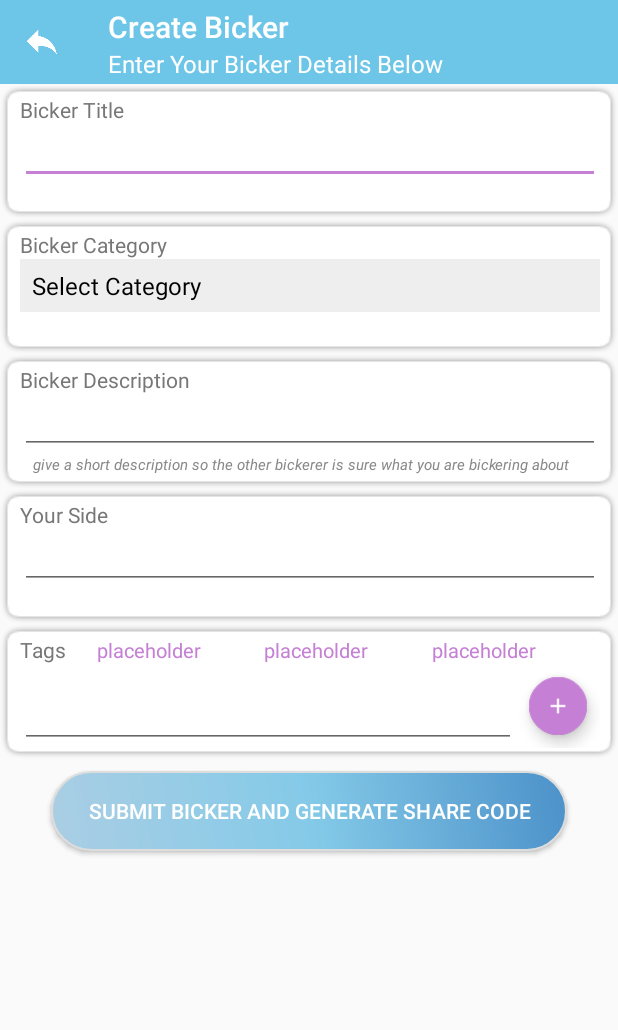
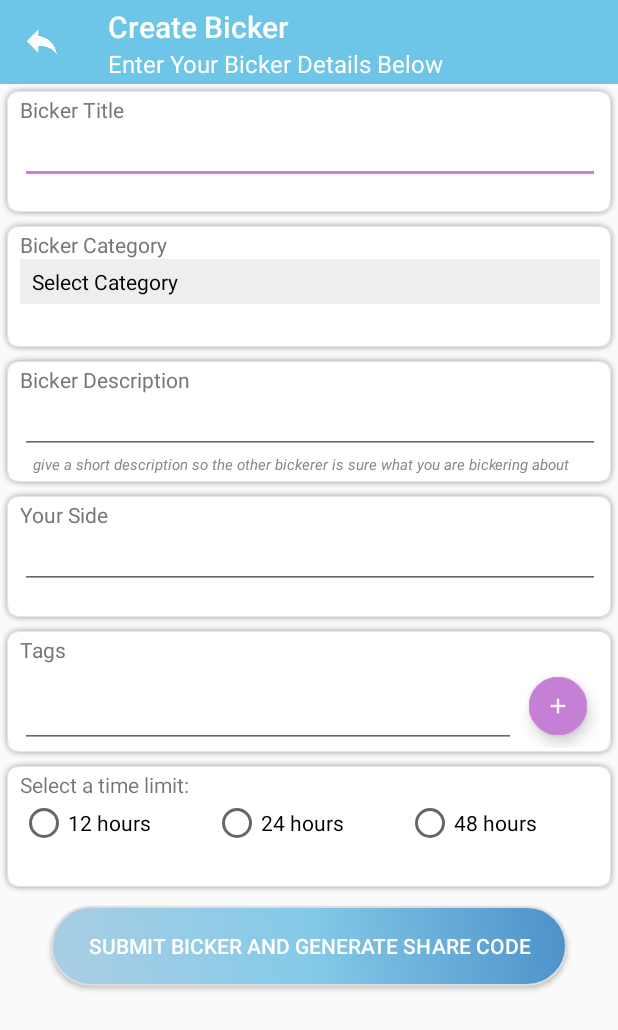
Before and after one commit to Theone63011/Bicker-Quicker, an Android app: the CreateActivity screen opened directly, with no data from a screen before it, on a phone screen of 412 x 824 dp. Shown: the top 1030 px of the screen. Run offline under Robolectric (Android 15) with nearby library versions, the phone set to English and light mode, and no system bars; our stand-ins replace Firebase (no records; nobody signed in at launch, a user with empty details on screens opened directly); Roboto replaces fonts that are not available here; 1 statement that could not run was skipped.

Commit message:
Format database for timer

```diff
--- a/app/src/main/java/purdue/edu/bicker_quicker/CreateActivity.java
+++ b/app/src/main/java/purdue/edu/bicker_quicker/CreateActivity.java
@@ -12,6 +12,7 @@ import android.support.v7.app.AppCompatActivity;
 import android.support.v7.widget.Toolbar;
 import android.text.Editable;
 import android.text.TextWatcher;
+import android.util.Log;
 import android.view.MotionEvent;
 import android.view.View;
 import android.view.ViewGroup;
@@ -20,6 +21,8 @@ import android.widget.AdapterView;
 import android.widget.ArrayAdapter;
 import android.widget.Button;
 import android.widget.EditText;
+import android.widget.RadioButton;
+import android.widget.RadioGroup;
 import android.widget.Spinner;
 import android.widget.TextView;
 import android.widget.Toast;
@@ -66,6 +69,11 @@ public class CreateActivity extends AppCompatActivity implements AdapterView.OnI
 
     private static Censor censor;
 
+    private RadioGroup radioGroup;
+    private RadioButton radioButton1;
+    private RadioButton radioButton2;
+    private RadioButton radioButton3;
+
     @Override
     protected void onCreate(Bundle savedInstanceState) {
         setTheme(R.style.AppTheme_NoActionBar); // This needs to be done to create customizable tool bar
@@ -99,6 +107,13 @@ public class CreateActivity extends AppCompatActivity implements AdapterView.OnI
         description.addTextChangedListener(descWatcher);
         side.addTextChangedListener(sideWatcher);
         tag.addTextChangedListener(tagWatcher);
+
+        TextView timer_title = (TextView) findViewById(R.id.timer_title);
+        radioGroup = (RadioGroup) findViewById(R.id.timer_radio_group);
+        radioButton1 = (RadioButton) findViewById(R.id.radioButton1);
+        radioButton2 = (RadioButton) findViewById(R.id.radioButton2);
+        radioButton3 = (RadioButton) findViewById(R.id.radioButton3);
+
 
         tag1.setOnClickListener(new View.OnClickListener() {
             @Override
@@ -163,6 +178,15 @@ public class CreateActivity extends AppCompatActivity implements AdapterView.OnI
             }
         });
 
+        radioGroup.setOnCheckedChangeListener(new RadioGroup.OnCheckedChangeListener() {
+            @Override
+            public void onCheckedChanged(RadioGroup radioGroup, int i) {
+                if(hasWindowFocus()) {
+                    resetColor(timer_title, "#777777");
+                }
+            }
+        });
+
 
         // Change toolbar to a new toolbar (
         toolbar = (Toolbar) findViewById(R.id.toolbarBicker);
@@ -185,7 +209,7 @@ public class CreateActivity extends AppCompatActivity implements AdapterView.OnI
         });
         // Set up category spinner
         catSpin = findViewById(R.id.categorySpinner);
-        ArrayAdapter<CharSequence> adapter = ArrayAdapter.createFromResource(this, R.array.categories, R.layout.support_simple_spinner_dropdown_item);
+        ArrayAdapter<CharSequence> adapter = ArrayAdapter.createFromResource(this, R.array.categories, R.layout.simple_spinner);
         adapter.setDropDownViewResource(R.layout.support_simple_spinner_dropdown_item);
         catSpin.setAdapter(adapter);
         catSpin.setSelection(0);
@@ -513,6 +537,16 @@ public class CreateActivity extends AppCompatActivity implements AdapterView.OnI
         String bickCat = tv.getText().toString();
         String bickSide = side.getText().toString();
 
+        TextView timer_title = (TextView) findViewById(R.id.timer_title);
+        radioGroup = (RadioGroup) findViewById(R.id.timer_radio_group);
+        radioButton1 = (RadioButton) findViewById(R.id.radioButton1);
+        radioButton2 = (RadioButton) findViewById(R.id.radioButton2);
+        radioButton3 = (RadioButton) findViewById(R.id.radioButton3);
+
+        boolean rad1Checked = radioButton1.isChecked();
+        boolean rad2Checked = radioButton2.isChecked();
+        boolean rad3Checked = radioButton3.isChecked();
+
         // Get tags into a list
         ArrayList<String> tags = new ArrayList<String>();
         if (tag_string1 != null && !tag_string1.equals(""))
@@ -540,6 +574,12 @@ public class CreateActivity extends AppCompatActivity implements AdapterView.OnI
         }
         else {
             //Log.d(TAG, "Censor passed");
+        }
+
+        if(rad1Checked == false && rad2Checked == false && rad3Checked == false) {
+            failed = true;
+            timer_title.setTextColor(Color.parseColor("#FF758C"));
+            Toast.makeText(CreateActivity.this, "Input values missing.", Toast.LENGTH_SHORT).show();
         }
 
         if (bickTitle.trim().equals("")) {
@@ -573,6 +613,9 @@ public class CreateActivity extends AppCompatActivity implements AdapterView.OnI
         description.setFocusable(false);
         catSpin.setFocusable(false);
         side.setFocusable(false);
+        radioButton1.setFocusable(false);
+        radioButton2.setFocusable(false);
+        radioButton3.setFocusable(false);
 
         CodeDialog codeDialog = new CodeDialog(); // Get code dialog ready
         // You have to send arguments for the dialog in a bundle because
@@ -592,6 +635,17 @@ public class CreateActivity extends AppCompatActivity implements AdapterView.OnI
         DateFormat dateFormat = new SimpleDateFormat("yyyy/MM/dd HH:mm:ss");
         Date date = new Date();
 
+        // get the time for the timer
+        int selectedId = radioGroup.getCheckedRadioButtonId();
+        RadioButton selectedBtn = (RadioButton) findViewById(selectedId);
+        String radioText = selectedBtn.getText().toString();
+        radioText = radioText.substring(0, 2);
+        double time_selected = Double.parseDouble(radioText);
+        double seconds_until_expired = time_selected * 60 * 60;
+
+        Log.d(TAG, "Create_activity: radioText = " + radioText + " hours");
+        Log.d(TAG, "Create_activity: seconds_until_expired = " + seconds_until_expired);
+
         // Initialize the new bicker for the DB
         bicker.setCode(c);
         bicker.setCreate_date(date);
@@ -605,6 +659,7 @@ public class CreateActivity extends AppCompatActivity implements AdapterView.OnI
         bicker.setSenderID(FirebaseAuth.getInstance().getCurrentUser().getUid());
         bicker.setReceiverID("Unknown");
         bicker.setTags(tags);
+        bicker.setSeconds_until_expired(seconds_until_expired);
         ref.push().setValue(bicker);
         Toast.makeText(CreateActivity.this,"Bicker Sent", Toast.LENGTH_LONG).show();
     }
--- a/app/src/main/java/purdue/edu/bicker_quicker/EnterCodeDialog.java
+++ b/app/src/main/java/purdue/edu/bicker_quicker/EnterCodeDialog.java
@@ -117,6 +117,7 @@ public class EnterCodeDialog extends AppCompatDialogFragment {
                         bick.setCreate_date(value.getCreate_date());
                         bick.setReceiverID(bicker.getKey());
                         bick.setTags(value.getTags());
+                        bick.setSeconds_until_expired(value.getSeconds_until_expired());
                     }
                 }
 
--- a/app/src/main/java/purdue/edu/bicker_quicker/Home_Fragment.java
+++ b/app/src/main/java/purdue/edu/bicker_quicker/Home_Fragment.java
@@ -148,7 +148,9 @@ public class Home_Fragment extends Fragment {
                                 (int) (long) bickerSnapshot.child("left_votes").getValue(),
                                 (int) (long) bickerSnapshot.child("right_votes").getValue(),
                                 bickerSnapshot.child("category").getValue() != null ? bickerSnapshot.child("category").getValue().toString() : "No category",
-                                bickerSnapshot.getKey()));
+                                bickerSnapshot.getKey(),
+                                (double) (long) bickerSnapshot.child("seconds_until_expired").getValue()
+                        ));
                     }
                 }
 
--- a/app/src/main/res/layout/activity_create.xml
+++ b/app/src/main/res/layout/activity_create.xml
@@ -94,7 +94,7 @@
         <Spinner
             android:id="@+id/categorySpinner"
             android:layout_width="match_parent"
-            android:layout_height="35dp"
+            android:layout_height="30dp"
             android:background="#EEEEEE"
             android:backgroundTintMode="add"
             android:scrollbarSize="3dp"
@@ -203,7 +203,6 @@
                 android:id="@+id/liveTag1"
                 android:layout_width="wrap_content"
                 android:layout_height="wrap_content"
-                android:text="placeholder"
                 android:textColor="@color/colorAccent"
                 android:textSize="13sp" />
 
@@ -216,7 +215,6 @@
                 android:id="@+id/liveTag2"
                 android:layout_width="wrap_content"
                 android:layout_height="wrap_content"
-                android:text="placeholder"
                 android:textColor="@color/colorAccent"
                 android:textSize="13sp" />
 
@@ -229,7 +227,6 @@
                 android:id="@+id/liveTag3"
                 android:layout_width="wrap_content"
                 android:layout_height="wrap_content"
-                android:text="placeholder"
                 android:textColor="@color/colorAccent"
                 android:textSize="13sp" />
 
@@ -266,6 +263,55 @@
 
     </LinearLayout>
 
+    <LinearLayout
+        android:id="@+id/timer_holder"
+        android:layout_width="match_parent"
+        android:layout_height="wrap_content"
+        android:background="@drawable/bicker_closed_shadow"
+        android:orientation="vertical"
+        app:layout_constraintEnd_toEndOf="parent"
+        app:layout_constraintHorizontal_bias="0.0"
+        app:layout_constraintStart_toStartOf="parent"
+        app:layout_constraintTop_toBottomOf="@+id/tags_holder">
+
+        <TextView
+            android:id="@+id/timer_title"
+            android:layout_width="match_parent"
+            android:layout_height="wrap_content"
+            android:text="Select a time limit:" />
+
+        <RadioGroup
+            android:id="@+id/timer_radio_group"
+            android:layout_width="match_parent"
+            android:layout_height="wrap_content"
+            android:orientation="horizontal">
+
+            <RadioButton
+                android:id="@+id/radioButton1"
+                android:layout_width="wrap_content"
+                android:layout_height="wrap_content"
+                android:layout_weight="1"
+                android:checked="false"
+                android:text="12 hours" />
+
+            <RadioButton
+                android:id="@+id/radioButton2"
+                android:layout_width="wrap_content"
+                android:layout_height="wrap_content"
+                android:layout_weight="1"
+                android:checked="false"
+                android:text="24 hours" />
+
+            <RadioButton
+                android:id="@+id/radioButton3"
+                android:layout_width="wrap_content"
+                android:layout_height="wrap_content"
+                android:layout_weight="1"
+                android:checked="false"
+                android:text="48 hours" />
+        </RadioGroup>
+    </LinearLayout>
+
     <Button
         android:id="@+id/submitBicker"
         android:layout_width="344dp"
@@ -278,7 +324,7 @@
         android:textColor="#FFFFFF"
         app:layout_constraintEnd_toEndOf="parent"
         app:layout_constraintStart_toStartOf="parent"
-        app:layout_constraintTop_toBottomOf="@+id/tags_holder" />
+        app:layout_constraintTop_toBottomOf="@+id/timer_holder" />
 
     <!-- Edit categories for drop down in strings.xml, there is a string array with them -->
 
--- /dev/null
+++ b/app/src/main/res/layout/simple_spinner.xml
@@ -0,0 +1,10 @@
+<?xml version="1.0" encoding="utf-8"?>
+
+<TextView xmlns:android="http://schemas.android.com/apk/res/android"
+    android:id="@android:id/text1"
+    style="?attr/spinnerDropDownItemStyle"
+    android:singleLine="true"
+    android:layout_width="match_parent"
+    android:layout_height="?attr/dropdownListPreferredItemHeight"
+    android:ellipsize="marquee"
+    android:textSize="14sp"/>
```
Also changed, not shown: app/src/main/java/purdue/edu/bicker_quicker/Bicker.java (+10 -6 lines).
